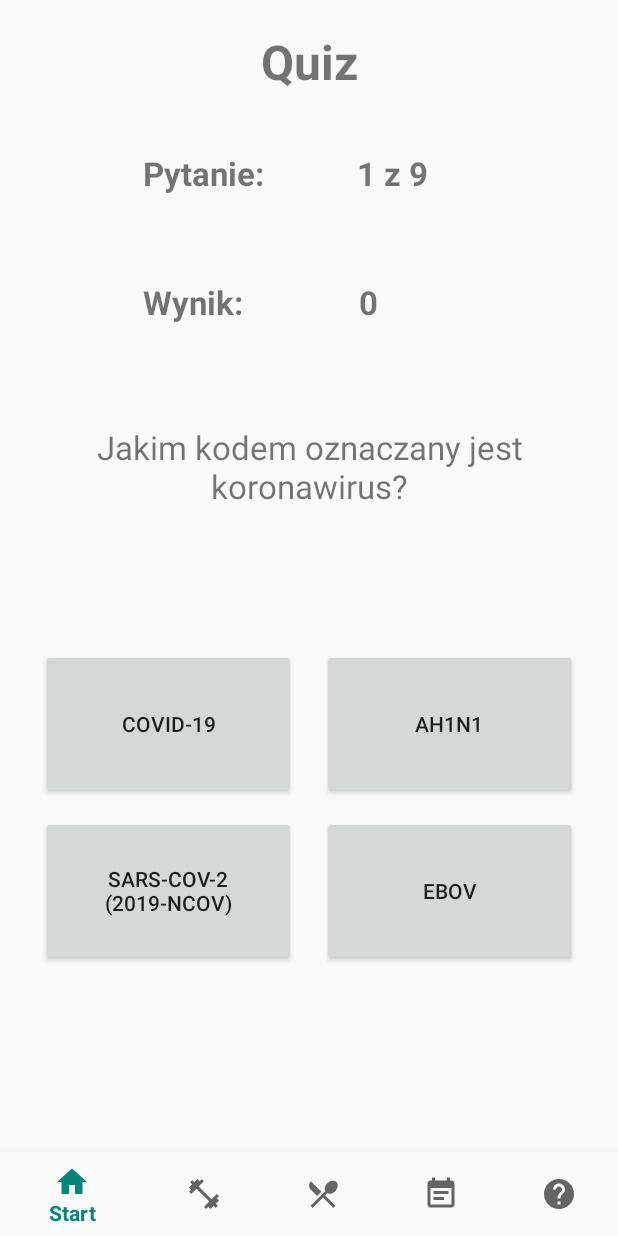
After one commit to KatarzynaHawliczek/PAMO_repozytorium, an Android app: the fragment QuizFragment placed in its activity, on a phone screen of 412 x 824 dp. The commit adds this screen. Run offline under Robolectric (Android 15) with nearby library versions, the phone set to English and light mode, and no system bars.

```diff
--- a/app/build.gradle
+++ b/app/build.gradle
@@ -32,5 +32,5 @@ dependencies {
     testImplementation 'junit:junit:4.12'
     androidTestImplementation 'androidx.test.ext:junit:1.1.0'
     androidTestImplementation 'androidx.test.espresso:espresso-core:3.1.1'
-    implementation 'com.android.support:recyclerview-v7:28.0.0'
+    //implementation 'com.android.support:recyclerview-v7:28.0.0'
 }
--- a/app/src/main/java/com/example/bmicalculator/MainActivity.java
+++ b/app/src/main/java/com/example/bmicalculator/MainActivity.java
@@ -44,6 +44,8 @@ public class MainActivity extends AppCompatActivity {
                         case R.id.foodNav:
                             selectedFragment = new FoodFragment();
                             break;
+                        case R.id.quizNav:
+                            selectedFragment = new QuizFragment();
                     }
 
                     getSupportFragmentManager().beginTransaction().replace(R.id.fragment_container,
--- /dev/null
+++ b/app/src/main/java/com/example/bmicalculator/Pytanie.java
@@ -0,0 +1,16 @@
+package com.example.bmicalculator;
+
+public class Pytanie {
+
+    String pytanie;
+    String[] odpowiedzi = new String[4];
+    String dobraOdp;
+
+    Pytanie(String pytanie, String[] odpowiedzi, String dobraOdp) {
+
+        this.pytanie = pytanie;
+        this.odpowiedzi = odpowiedzi;
+        this.dobraOdp = dobraOdp;
+
+    }
+}
--- /dev/null
+++ b/app/src/main/java/com/example/bmicalculator/QuizFragment.java
@@ -0,0 +1,220 @@
+package com.example.bmicalculator;
+
+import android.os.Bundle;
+import android.view.LayoutInflater;
+import android.view.View;
+import android.view.ViewGroup;
+import android.widget.Button;
+import android.widget.TextView;
+
+import androidx.annotation.NonNull;
+import androidx.annotation.Nullable;
+import androidx.fragment.app.Fragment;
+
+public class QuizFragment extends Fragment {
+
+    private TextView licznik, punkty, licznikTxt, punktyTxt, tresc;
+    private Pytanie[] pytania = new Pytanie[9];
+    private Button odpA, odpB, odpC, odpD;
+    private int numerPytania = 0;
+    private int wynik = 0;
+    private String poprawnaOdp = "";
+
+    public QuizFragment() {
+
+    }
+
+    public static QuizFragment newInstance(String arg1, String arg2) {
+
+        QuizFragment quizFragment = new QuizFragment();
+        Bundle args = new Bundle();
+        quizFragment.setArguments(args);
+        return quizFragment;
+    }
+
+    @Override
+    public void onCreate(Bundle savedInstanceState) {
+
+        super.onCreate(savedInstanceState);
+    }
+
+    @Nullable
+    @Override
+    public View onCreateView(LayoutInflater inflater, @Nullable ViewGroup container, @Nullable Bundle savedInstanceState) {
+
+        return inflater.inflate(R.layout.fragment_quiz, container, false);
+    }
+
+    public void onViewCreated(@NonNull View view, Bundle savedInstanceState) {
+
+        odpA = view.findViewById(R.id.odpA);
+        odpA.setOnClickListener(buttonListener);
+        odpB = view.findViewById(R.id.odpB);
+        odpB.setOnClickListener(buttonListener);
+        odpC = view.findViewById(R.id.odpC);
+        odpC.setOnClickListener(buttonListener);
+        odpD = view.findViewById(R.id.odpD);
+        odpD.setOnClickListener(buttonListener);
+        tresc = view.findViewById(R.id.tresc);
+        punkty = view.findViewById(R.id.punkty);
+        licznik = view.findViewById(R.id.licznik);
+        punktyTxt = view.findViewById(R.id.punktyTxt);
+        licznikTxt = view.findViewById(R.id.licznikTxt);
+
+        wczytajQuiz();
+        wczytajPytanie();
+    }
+
+    private void wczytajQuiz() {
+
+        pytania = new Pytanie[]{
+                new Pytanie(
+                        getResources().getString(R.string.pyt1),
+                        new String[]{
+                                getResources().getString(R.string.odp1A),
+                                getResources().getString(R.string.odp1B),
+                                getResources().getString(R.string.odp1C),
+                                getResources().getString(R.string.odp1D)
+                        },
+                        getResources().getString(R.string.odp1C)),
+
+                new Pytanie(
+                        getResources().getString(R.string.pyt2),
+                        new String[]{
+                                getResources().getString(R.string.odp2A),
+                                getResources().getString(R.string.odp2B),
+                                getResources().getString(R.string.odp2C),
+                                getResources().getString(R.string.odp2D)
+                        },
+                        getResources().getString(R.string.odp2D)),
+
+                new Pytanie(
+                        getResources().getString(R.string.pyt3),
+                        new String[]{
+                                getResources().getString(R.string.odp3A),
+                                getResources().getString(R.string.odp3B),
+                                getResources().getString(R.string.odp3C),
+                                getResources().getString(R.string.odp3D)
+                        },
+                        getResources().getString(R.string.odp3A)),
+
+                new Pytanie(
+                        getResources().getString(R.string.pyt4),
+                        new String[]{
+                                getResources().getString(R.string.odp4A),
+                                getResources().getString(R.string.odp4B),
+                                getResources().getString(R.string.odp4C),
+                                getResources().getString(R.string.odp4D)
+                        },
+                        getResources().getString(R.string.odp4C)),
+
+                new Pytanie(
+                        getResources().getString(R.string.pyt5),
+                        new String[]{
+                                getResources().getString(R.string.odp5A),
+                                getResources().getString(R.string.odp5B),
+                                getResources().getString(R.string.odp5C),
+                                getResources().getString(R.string.odp5D)
+                        },
+                        getResources().getString(R.string.odp5B)),
+
+                new Pytanie(
+                        getResources().getString(R.string.pyt6),
+                        new String[]{
+                                getResources().getString(R.string.odp6A),
+                                getResources().getString(R.string.odp6B),
+                                getResources().getString(R.string.odp6C),
+                                getResources().getString(R.string.odp6D)
+                        },
+                        getResources().getString(R.string.odp6C)),
+
+                new Pytanie(
+                        getResources().getString(R.string.pyt7),
+                        new String[]{
+                                getResources().getString(R.string.odp7A),
+                                getResources().getString(R.string.odp7B),
+                                getResources().getString(R.string.odp7C),
+                                getResources().getString(R.string.odp7D)
+                        },
+                        getResources().getString(R.string.odp7A)),
+
+                new Pytanie(
+                        getResources().getString(R.string.pyt8),
+                        new String[]{
+                                getResources().getString(R.string.odp8A),
+                                getResources().getString(R.string.odp8B),
+                                getResources().getString(R.string.odp8C),
+                                getResources().getString(R.string.odp8D)
+                        },
+                        getResources().getString(R.string.odp8B)),
+
+                new Pytanie(
+                        getResources().getString(R.string.pyt9),
+                        new String[]{
+                                getResources().getString(R.string.odp9A),
+                                getResources().getString(R.string.odp9B),
+                                getResources().getString(R.string.odp9C),
+                                getResources().getString(R.string.odp9D)
+                        },
+                        getResources().getString(R.string.odp9D))
+        };
+    }
+
+    private View.OnClickListener buttonListener = new View.OnClickListener() {
+
+        @Override
+        public void onClick(View view) {
+
+            Button button = ((Button)view);
+            String odpowiedz = button.getText().toString();
+
+            if(numerPytania <= 9) {
+                if(odpowiedz.equals(poprawnaOdp)) {
+                    wynik += 1;
+                    punkty.setText(Integer.toString(wynik));
+                }
+                wczytajPytanie();
+            } else {
+                if(button.getId() == R.id.odpA) {
+                    wynik = 0;
+                    numerPytania = 0;
+                    odpB.setVisibility(View.VISIBLE);
+                    odpC.setVisibility(View.VISIBLE);
+                    odpD.setVisibility(View.VISIBLE);
+                    licznikTxt.setVisibility(View.VISIBLE);
+                    punktyTxt.setVisibility(View.VISIBLE);
+                    licznik.setVisibility(View.VISIBLE);
+                    punkty.setVisibility(View.VISIBLE);
+                    wczytajPytanie();
+                }
+            }
+        }
+    };
+
+    private void wczytajPytanie() {
+
+        if(numerPytania < 9) {
+            Pytanie wyswietlonePytanie = pytania[numerPytania];
+            tresc.setText(wyswietlonePytanie.pytanie);
+            odpA.setText(wyswietlonePytanie.odpowiedzi[0]);
+            odpB.setText(wyswietlonePytanie.odpowiedzi[1]);
+            odpC.setText(wyswietlonePytanie.odpowiedzi[2]);
+            odpD.setText(wyswietlonePytanie.odpowiedzi[3]);
+            poprawnaOdp = wyswietlonePytanie.dobraOdp;
+            numerPytania = numerPytania + 1;
+            licznik.setText(Integer.toString(numerPytania) + " z 9");
+        } else {
+            numerPytania = 10;
+            tresc.setText("Twój wynik: " + Integer.toString(wynik));
+            odpA.setText(R.string.koniec);
+            odpB.setVisibility(View.INVISIBLE);
+            odpC.setVisibility(View.INVISIBLE);
+            odpD.setVisibility(View.INVISIBLE);
+            punkty.setVisibility(View.INVISIBLE);
+            punkty.setText("0");
+            punktyTxt.setVisibility(View.INVISIBLE);
+            licznik.setVisibility(View.INVISIBLE);
+            licznikTxt.setVisibility(View.INVISIBLE);
+        }
+    }
+}
--- /dev/null
+++ b/app/src/main/res/drawable/ic_quiz_black_24dp.xml
@@ -0,0 +1,9 @@
+<vector xmlns:android="http://schemas.android.com/apk/res/android"
+        android:width="24dp"
+        android:height="24dp"
+        android:viewportWidth="24.0"
+        android:viewportHeight="24.0">
+    <path
+        android:fillColor="#FF000000"
+        android:pathData="M12,2C6.48,2 2,6.48 2,12s4.48,10 10,10 10,-4.48 10,-10S17.52,2 12,2zM13,19h-2v-2h2v2zM15.07,11.25l-0.9,0.92C13.45,12.9 13,13.5 13,15h-2v-0.5c0,-1.1 0.45,-2.1 1.17,-2.83l1.24,-1.26c0.37,-0.36 0.59,-0.86 0.59,-1.41 0,-1.1 -0.9,-2 -2,-2s-2,0.9 -2,2L8,9c0,-2.21 1.79,-4 4,-4s4,1.79 4,4c0,0.88 -0.36,1.68 -0.93,2.25z"/>
+</vector>
--- /dev/null
+++ b/app/src/main/res/layout/fragment_quiz.xml
@@ -0,0 +1,138 @@
+<?xml version="1.0" encoding="utf-8"?>
+<androidx.constraintlayout.widget.ConstraintLayout
+    xmlns:android="http://schemas.android.com/apk/res/android"
+    xmlns:app="http://schemas.android.com/apk/res-auto"
+    xmlns:tools="http://schemas.android.com/tools"
+    android:layout_width="match_parent"
+    android:layout_height="match_parent">
+
+    <TextView
+        android:id="@+id/tytul"
+        android:layout_width="393dp"
+        android:layout_height="50dp"
+        android:layout_alignParentStart="true"
+        android:layout_alignParentTop="true"
+        android:layout_alignParentEnd="true"
+        android:layout_centerInParent="true"
+        android:layout_marginTop="16dp"
+        android:gravity="center"
+        android:text="@string/tytulQuiz"
+        android:textSize="32sp"
+        android:textStyle="bold"
+        app:layout_constraintEnd_toEndOf="parent"
+        app:layout_constraintStart_toStartOf="parent"
+        app:layout_constraintTop_toTopOf="parent" />
+
+    <TextView
+        android:id="@+id/licznikTxt"
+        android:layout_width="84dp"
+        android:layout_height="37dp"
+        android:text="@string/pytanie"
+        android:textSize="22sp"
+        android:textStyle="bold"
+        app:layout_constraintBottom_toBottomOf="parent"
+        app:layout_constraintEnd_toEndOf="parent"
+        app:layout_constraintHorizontal_bias="0.29"
+        app:layout_constraintStart_toStartOf="parent"
+        app:layout_constraintTop_toTopOf="parent"
+        app:layout_constraintVertical_bias="0.138" />
+
+    <TextView
+        android:id="@+id/licznik"
+        android:layout_width="52dp"
+        android:layout_height="38dp"
+        android:text="@string/licznik"
+        android:textSize="22sp"
+        android:textStyle="bold"
+        app:layout_constraintBottom_toBottomOf="parent"
+        app:layout_constraintEnd_toEndOf="parent"
+        app:layout_constraintHorizontal_bias="0.662"
+        app:layout_constraintStart_toStartOf="parent"
+        app:layout_constraintTop_toTopOf="parent"
+        app:layout_constraintVertical_bias="0.138" />
+
+    <TextView
+        android:id="@+id/punktyTxt"
+        android:layout_width="wrap_content"
+        android:layout_height="wrap_content"
+        android:text="@string/wynik"
+        android:textSize="22sp"
+        android:textStyle="bold"
+        app:layout_constraintBottom_toBottomOf="parent"
+        app:layout_constraintEnd_toEndOf="parent"
+        app:layout_constraintHorizontal_bias="0.276"
+        app:layout_constraintStart_toStartOf="parent"
+        app:layout_constraintTop_toTopOf="parent"
+        app:layout_constraintVertical_bias="0.253" />
+
+    <TextView
+        android:id="@+id/punkty"
+        android:layout_width="wrap_content"
+        android:layout_height="wrap_content"
+        android:text="@string/punkty"
+        android:textSize="22sp"
+        android:textStyle="bold"
+        app:layout_constraintBottom_toBottomOf="parent"
+        app:layout_constraintEnd_toEndOf="parent"
+        app:layout_constraintHorizontal_bias="0.6"
+        app:layout_constraintStart_toStartOf="parent"
+        app:layout_constraintTop_toTopOf="parent"
+        app:layout_constraintVertical_bias="0.253" />
+
+    <TextView
+        android:id="@+id/tresc"
+        android:layout_width="353dp"
+        android:layout_height="74dp"
+        android:gravity="center"
+        android:textSize="22sp"
+        app:layout_constraintBottom_toBottomOf="parent"
+        app:layout_constraintEnd_toEndOf="parent"
+        app:layout_constraintStart_toStartOf="parent"
+        app:layout_constraintTop_toTopOf="parent"
+        app:layout_constraintVertical_bias="0.395" />
+
+    <Button
+        android:id="@+id/odpA"
+        android:layout_width="170dp"
+        android:layout_height="100dp"
+        app:layout_constraintBottom_toBottomOf="parent"
+        app:layout_constraintEnd_toEndOf="parent"
+        app:layout_constraintHorizontal_bias="0.113"
+        app:layout_constraintStart_toStartOf="parent"
+        app:layout_constraintTop_toTopOf="parent"
+        app:layout_constraintVertical_bias="0.648" />
+
+    <Button
+        android:id="@+id/odpB"
+        android:layout_width="170dp"
+        android:layout_height="100dp"
+        app:layout_constraintBottom_toBottomOf="parent"
+        app:layout_constraintEnd_toEndOf="parent"
+        app:layout_constraintHorizontal_bias="0.886"
+        app:layout_constraintStart_toStartOf="parent"
+        app:layout_constraintTop_toTopOf="parent"
+        app:layout_constraintVertical_bias="0.648" />
+
+    <Button
+        android:id="@+id/odpC"
+        android:layout_width="170dp"
+        android:layout_height="100dp"
+        app:layout_constraintBottom_toBottomOf="parent"
+        app:layout_constraintEnd_toEndOf="parent"
+        app:layout_constraintHorizontal_bias="0.113"
+        app:layout_constraintStart_toStartOf="parent"
+        app:layout_constraintTop_toTopOf="parent"
+        app:layout_constraintVertical_bias="0.814" />
+
+    <Button
+        android:id="@+id/odpD"
+        android:layout_width="170dp"
+        android:layout_height="100dp"
+        app:layout_constraintBottom_toBottomOf="parent"
+        app:layout_constraintEnd_toEndOf="parent"
+        app:layout_constraintHorizontal_bias="0.886"
+        app:layout_constraintStart_toStartOf="parent"
+        app:layout_constraintTop_toTopOf="parent"
+        app:layout_constraintVertical_bias="0.814" />
+
+</androidx.constraintlayout.widget.ConstraintLayout>
--- a/app/src/main/res/menu/bottom_nav.xml
+++ b/app/src/main/res/menu/bottom_nav.xml
@@ -16,9 +16,15 @@
         android:id="@+id/caloriesNav"
         android:icon="@drawable/ic_calories_black_24dp"
         android:title="@string/navKalorie" />
+
     <item
         android:id="@+id/foodNav"
         android:icon="@drawable/ic_food_black_24dp"
         android:title="@string/navPrzepis"/>
 
+    <item
+        android:id="@+id/quizNav"
+        android:icon="@drawable/ic_quiz_black_24dp"
+        android:title="@string/navQuiz"/>
+
 </menu>
--- a/app/src/main/res/values/strings.xml
+++ b/app/src/main/res/values/strings.xml
@@ -4,6 +4,7 @@
 <string name="tytulBmi">Kalkulator BMI</string>
 <string name="tytulCalories">Dzienne zapotrzebowanie kaloryczne</string>
 <string name="tytulFood">Co jeść w czasach koronawirusa?</string>
+<string name="tytulQuiz">Quiz</string>
 
 <string name="potrawa1">Pancakes z nutellą!!!</string>
 <string name="przepis1">Do miski wsyp mąkę, proszek do pieczenia, a także dodaj jajko, mleko, cukier puder i olej. Zmiksuj wszystkie składniki przez
@@ -71,19 +72,78 @@
 <string name="obliczBmi">Oblicz BMI</string>
 <string name="obliczCalories">Oblicz PPM</string>
 <string name="co_zjesc">Co zjeść?</string>
-<string name="wynik">Wynik</string>
+<string name="wynik">Wynik:</string>
 <string name="hintWaga">Twoja waga</string>
 <string name="hintWzrost">Twój wzrost</string>
 <string name="hintWiek">Twój wiek</string>
 <string name="hintBmi">Twoje BMI</string>
 <string name="uwaga">Podaj swoje BMI</string>
+<string name="pytanie">Pytanie:</string>
+<string name="punkty">0</string>
+<string name="licznik">1 z 9</string>
+<string name="koniec">Jeszcze raz!!!</string>
 
 <string name="fragStart">Witaj w mojej apce!!!</string>
-<string name="fragKalorie">Kalorie</string>
-<string name="fragPrzepis">Przepis</string>
 
 <string name="navStart">Start</string>
 <string name="navBmi">BMI</string>
 <string name="navKalorie">Kalorie</string>
 <string name="navPrzepis">Przepis</string>
+<string name="navQuiz">Quiz</string>
+
+<string name="pyt1">Jakim kodem oznaczany jest koronawirus?</string>
+<string name="pyt2">Jak nazywa się choroba, wywoływana przez koronawirusa?</string>
+<string name="pyt3">Jakie objawy może mieć zakażona koronawirusem osoba?</string>
+<string name="pyt4">Skąd nazwa "koronawirus"?</string>
+<string name="pyt5">Gdzie odnotowano pierwsze przypadki zachorowań?</string>
+<string name="pyt6">Ciężka postać COVID-19 to...</string>
+<string name="pyt7">Jak przenoszony jest koronawirus?</string>
+<string name="pyt8">Czy jest już szczepionka na koronawirusa?</string>
+<string name="pyt9">Czy koronawirus jest groźny również dla zwierząt?</string>
+
+<string name="odp1A">COVID-19</string>
+<string name="odp1B">AH1N1</string>
+<string name="odp1C">SARS-CoV-2 (2019-nCoV)</string>
+<string name="odp1D">EBOV</string>
+
+<string name="odp2A">ŚWIŃSKA GRYPA</string>
+<string name="odp2B">SARS</string>
+<string name="odp2C">EBOLA</string>
+<string name="odp2D">COVID-19</string>
+
+<string name="odp3A">GORĄCZKA, KASZEL, DUSZNOŚCI, BÓL MIĘŚNI, ZMĘCZENIE</string>
+<string name="odp3B">KATAR, KASZEL, GORĄCZKA</string>
+<string name="odp3C">BÓLE GŁOWY, ZMĘCZENIE, BIEGUNKA</string>
+<string name="odp3D">CHOROBA PRZEBIEGA WYŁĄCZNIE BEZOBJAWOWO</string>
+
+<string name="odp4A">OD CHOROBY, KTÓRĄ WYWOŁUJE</string>
+<string name="odp4B">JEST TO KORONNY WIRUS TEJ ERY</string>
+<string name="odp4C">OD JEGO OTOCZKI BIAŁKOWEJ Z WYPUSTKAMI</string>
+<string name="odp4D">OD UCISKOWEGO BÓLU GŁOWY, KTÓRY JEST JEJ OBJAWEM</string>
+
+<string name="odp5A">PEKIN</string>
+<string name="odp5B">WUHAN</string>
+<string name="odp5C">BERGAMO</string>
+<string name="odp5D">WENECJA</string>
+
+<string name="odp6A">ŚPIĄCZKA KRWOTOCZNA</string>
+<string name="odp6B">GRYPA</string>
+<string name="odp6C">ZAPALENIE PŁUC I NIEWYDOLNOŚĆ ODDECHOWA</string>
+<string name="odp6D">PORAŻENIE MÓZGOWE</string>
+
+<string name="odp7A">DROGĄ KROPELKOWĄ</string>
+<string name="odp7B">DROGĄ FEKALNO-ORALNĄ</string>
+<string name="odp7C">DROGĄ PŁCIOWĄ</string>
+<string name="odp7D">DROGĄ POKARMOWĄ</string>
+
+<string name="odp8A">NIE I JEJ NIE BĘDZIE</string>
+<string name="odp8B">TAK, ALE BĘDZIE DOPIERO TESTOWANA</string>
+<string name="odp8C">NIE, JESZCZE JEJ NIE WYNALEZIONO</string>
+<string name="odp8D">TAK I JEST JUŻ PODAWANA</string>
+
+<string name="odp9A">TAK, CHORUJĄ ZWIERZĘTA DOMOWE</string>
+<string name="odp9B">OBECNIE U KILKUDZIESIĘCIU ZWIERZĄT TRWAJĄ TESTY</string>
+<string name="odp9C">KORONAWIRUS NIE JEST GROŹNY DLA NIKOGO</string>
+<string name="odp9D">NIE, CHORUJĄ TYLKO LUDZIE</string>
+
 </resources>
```
